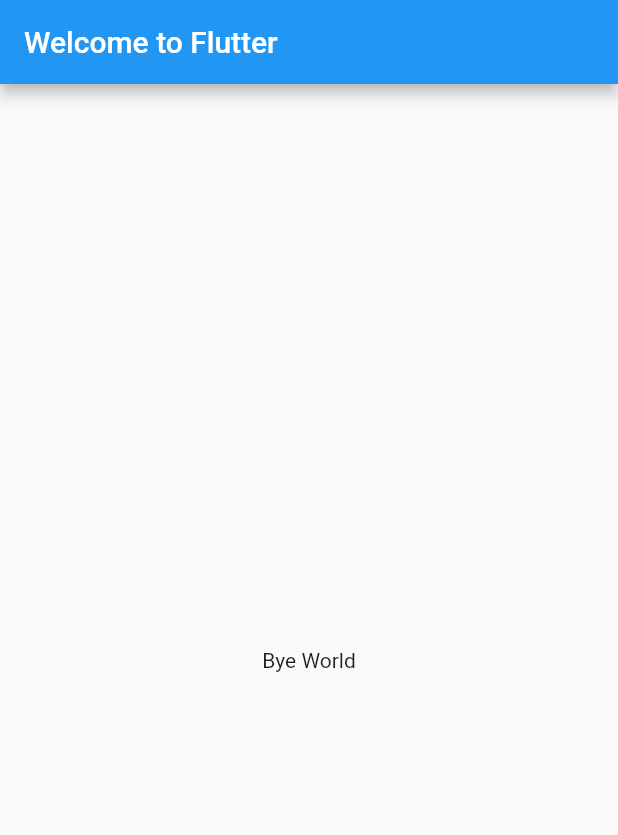
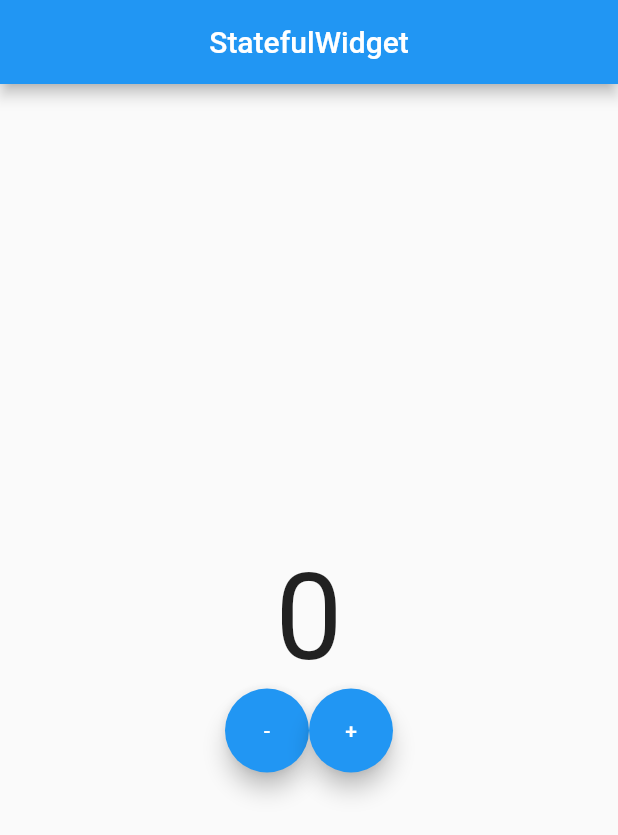
Before and after one commit to InsanePhin/insanephin.github.io, a Flutter app: the screen it shows after launch, on a phone screen of 412 x 824 dp. Shown: the top 835 px of the screen. Run offline on Flutter 3.47's test engine with Material 2 defaults, Android fonts, the phone set to English and light mode, and no system bars.

Commit message:
different counter

```diff
--- a/lib/main.dart
+++ b/lib/main.dart
@@ -1,18 +1,56 @@
 import 'package:flutter/material.dart';
 
-void main() => runApp(MyApp());
+void main() {
+  runApp(MyApp());
+}
 
-class MyApp extends StatelessWidget {
+class MyApp extends StatefulWidget {
+  @override
+  _MyAppState createState() => _MyAppState();
+}
+
+class _MyAppState extends State<MyApp> {
+  int count = 0;
+
   @override
   Widget build(BuildContext context) {
     return MaterialApp(
-      title: 'Welcome to Flutter',
+      debugShowCheckedModeBanner: false,
+      title: 'StatefulWidget',
+
       home: Scaffold(
         appBar: AppBar(
-          title: const Text('Welcome to Flutter'),
+          title: Text("StatefulWidget"),
+          centerTitle: true,
         ),
-        body: const Center(
-          child: Text('Bye World'),
+
+        body: Column(
+          mainAxisAlignment: MainAxisAlignment.center,
+          children: [
+            Text(
+              "$count",
+              style: TextStyle(fontSize: 80),
+            ),
+            Row(
+              mainAxisAlignment: MainAxisAlignment.center,
+              children: [
+                FloatingActionButton(
+                    onPressed: () {
+                      setState(() {
+                        count--;
+                      });
+                    },
+                    child: Text('-')),
+                FloatingActionButton(
+                    onPressed: () {
+                      setState(() {
+                        count++;
+                      });
+                    },
+                    child: Text('+'))
+              ],
+            )
+          ],
         ),
       ),
     );
```
